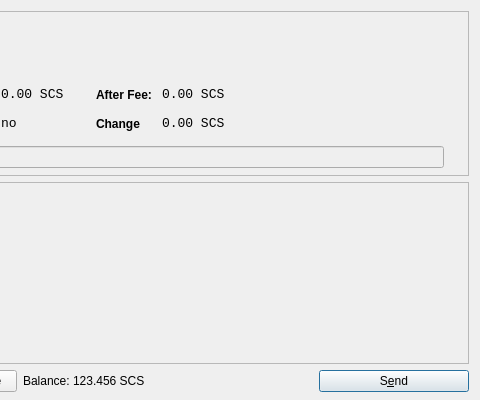
Old version of the form src/qt/forms/sendcoinsdialog.ui in the repository dragononcrypto/scashcpp; both pictures show x 370 to 850 and y 0 to 400 of the 850 by 400 pixel window.
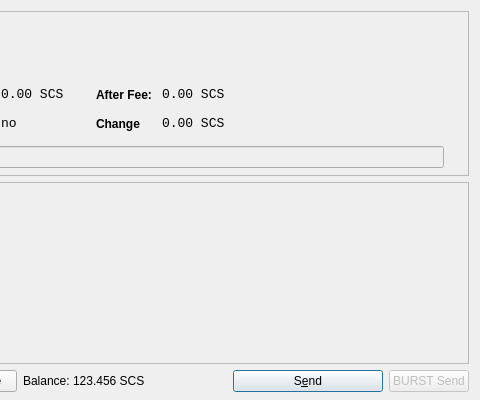
New version of the form. Icons and pictures are not drawn.

Commit message: BURST and VAULT initials

```diff
--- a/src/qt/forms/sendcoinsdialog.ui
+++ b/src/qt/forms/sendcoinsdialog.ui
@@ -847,6 +847,23 @@
        </property>
       </widget>
      </item>
+     <item>
+      <widget class="QPushButton" name="burstSendButton">
+       <property name="enabled">
+        <bool>false</bool>
+       </property>
+       <property name="toolTip">
+        <string>Send your TX fast using BURST feature</string>
+       </property>
+       <property name="text">
+        <string>BURST Send</string>
+       </property>
+       <property name="icon">
+        <iconset resource="../bitcoin.qrc">
+         <normaloff>:/icons/burstsend</normaloff>:/icons/burstsend</iconset>
+       </property>
+      </widget>
+     </item>
     </layout>
    </item>
   </layout>
```
Left out of the diff: 2 changed lines with no effect on the pictures. The commit also changes 21 other files.
